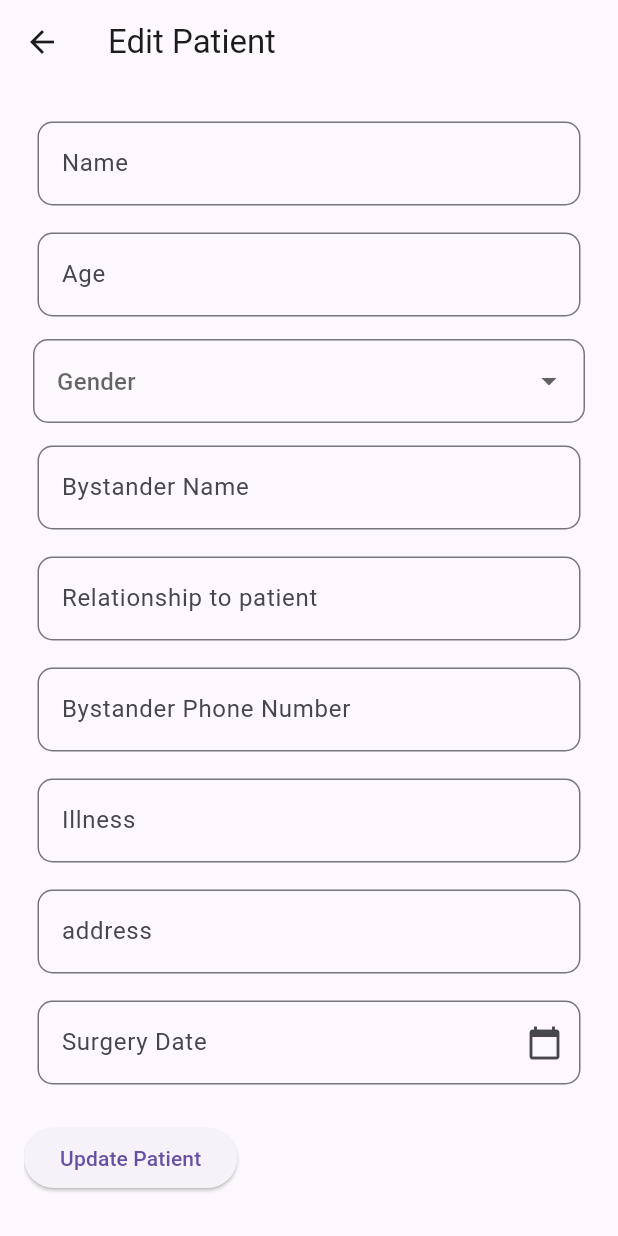
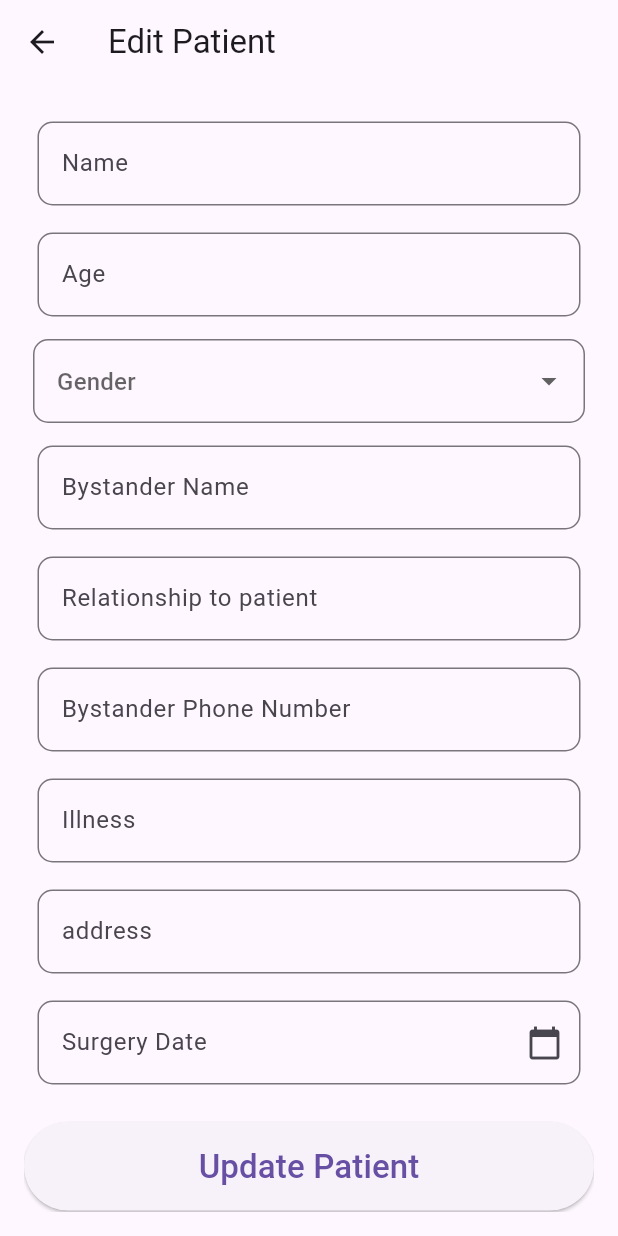
Before and after one commit to Muhammad-Salmun/patient-documentation-app, a Flutter app: the EditPatientPage screen opened directly with empty values, on a phone screen of 412 x 824 dp. Run offline on Flutter 3.47's test engine with Material 3 defaults, Android fonts, the phone set to English and light mode, and no system bars; our stand-ins replace cloud_firestore, firebase_core; accounts and stored records are empty; generated files the repository leaves out were written again; statements that could not run were skipped.

Commit message:
updated button ui

```diff
--- a/lib/pages/edit_patient_page.dart
+++ b/lib/pages/edit_patient_page.dart
@@ -207,9 +207,21 @@ class _EditPatientPageState extends State<EditPatientPage> {
                 ),
                 Padding(
                   padding: const EdgeInsets.symmetric(vertical: 16.0),
-                  child: ElevatedButton(
-                    onPressed: _updatePatient,
-                    child: const Text('Update Patient'),
+                  child: Row(
+                    mainAxisAlignment: MainAxisAlignment.center,
+                    children: [
+                      Expanded(
+                        child: ElevatedButton(
+                            onPressed: _updatePatient,
+                            child: const Padding(
+                              padding: EdgeInsets.all(14.0),
+                              child: Text(
+                                'Update Patient',
+                                style: TextStyle(fontSize: 22),
+                              ),
+                            )),
+                      ),
+                    ],
                   ),
                 ),
               ],
--- a/lib/pages/patient_details_page.dart
+++ b/lib/pages/patient_details_page.dart
@@ -107,7 +107,7 @@ class _PatientDetailsPageState extends State<PatientDetailsPage> {
                   builder: (_) => EditPatientPage(
                     patientId: patient.id,
                     name: patient.name,
-                    age: patient.age as int,
+                    age: patient.age,
                     phoneNumber: patient.phoneNumber,
                     illness: patient.illness,
                     address: patient.address,
```
